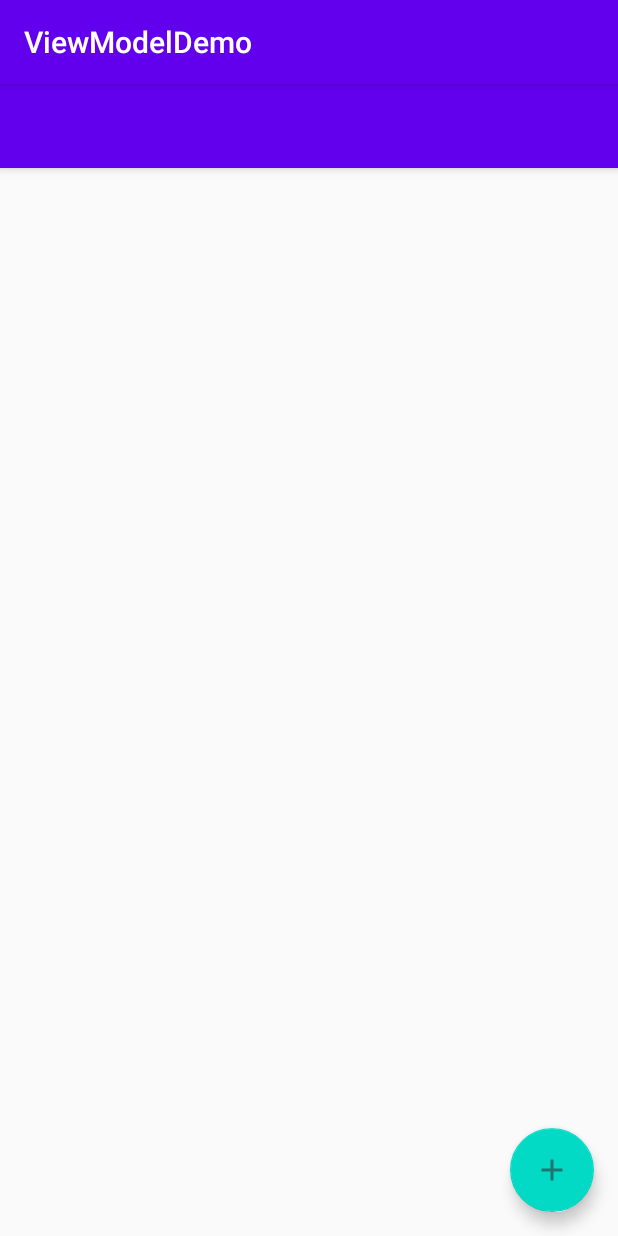
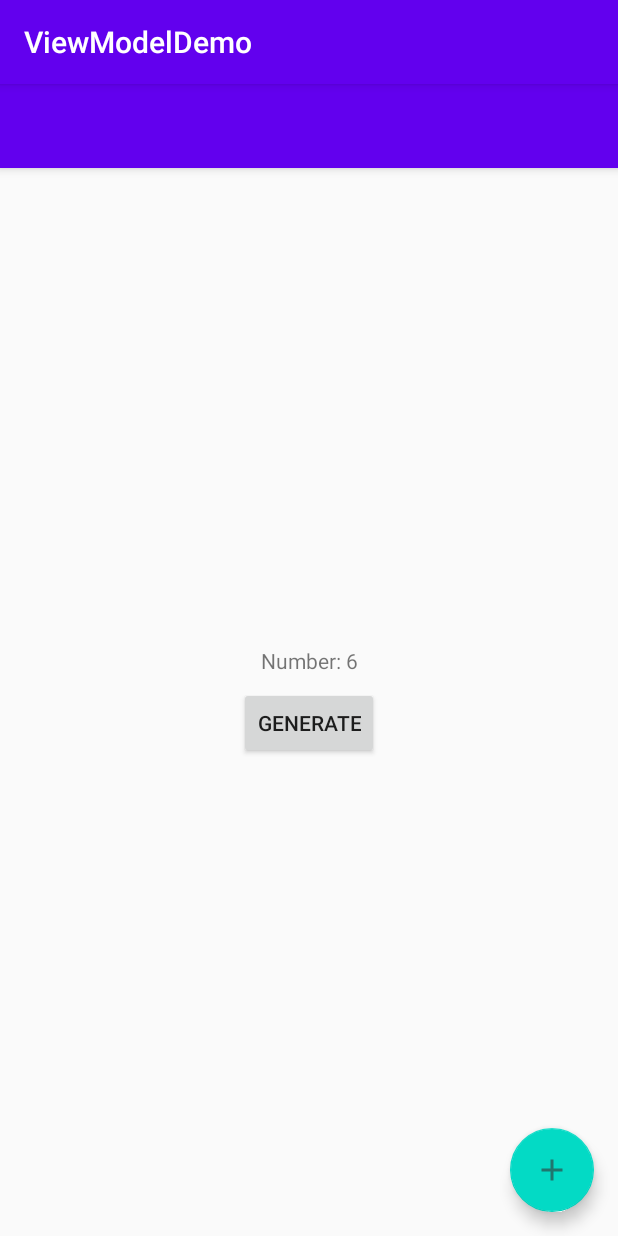
Before and after one commit to JoelKanyi/ViewModel_LiveData_Demo, an Android app: the screen it shows after launch (MainActivity), on a phone screen of 412 x 824 dp. Run offline under Robolectric (Android 15) with nearby library versions, the phone set to English and light mode, and no system bars.

Commit message:
more code on the livedata

```diff
--- a/app/src/main/java/com/kanyideveloper/viewmodeldemo/MainActivity.java
+++ b/app/src/main/java/com/kanyideveloper/viewmodeldemo/MainActivity.java
@@ -1,10 +1,14 @@
 package com.kanyideveloper.viewmodeldemo;
 
 import androidx.appcompat.app.AppCompatActivity;
+import androidx.lifecycle.LiveData;
+import androidx.lifecycle.Observer;
 import androidx.lifecycle.ViewModelProvider;
 
 import android.os.Bundle;
 import android.util.Log;
+import android.view.View;
+import android.widget.Button;
 import android.widget.TextView;
 
 import com.google.android.material.floatingactionbutton.FloatingActionButton;
@@ -12,6 +16,7 @@ import com.google.android.material.floatingactionbutton.FloatingActionButton;
 public class MainActivity extends AppCompatActivity {
 
     private static final String TAG = "MainActivity";
+    private TextView tvNum;
 
     @Override
     protected void onCreate(Bundle savedInstanceState) {
@@ -19,14 +24,29 @@ public class MainActivity extends AppCompatActivity {
         setContentView(R.layout.activity_main);
 
         FloatingActionButton fab = findViewById(R.id.fab);
-        TextView tvNum = findViewById(R.id.tv_num);
+        tvNum = findViewById(R.id.tv_num);
+        Button btn = findViewById(R.id.newNum);
 
         //MainActivityNumberGenerator mainActivityNumberGenerator = new MainActivityNumberGenerator();
 
-        MainActivityViewModel myNum = new ViewModelProvider(this).get(MainActivityViewModel.class);
+        final MainActivityViewModel model = new ViewModelProvider(this).get(MainActivityViewModel.class);
+        LiveData<String> myRandomNum = model.getRandomNumber();
 
-        String myRandomNum = myNum.getRandomNumber();
-        tvNum.setText(myRandomNum);
+        myRandomNum.observe(this, new Observer<String>() {
+            @Override
+            public void onChanged(String s) {
+                tvNum.setText(s);
+                Log.d(TAG, "onChanged: Data updated on the UI");
+            }
+        });
+
+        btn.setOnClickListener(new View.OnClickListener() {
+            @Override
+            public void onClick(View v) {
+                model.createNumber();
+            }
+        });
+
 
         Log.d(TAG, "onCreate: Random number set");
     }
--- a/app/src/main/java/com/kanyideveloper/viewmodeldemo/MainActivityViewModel.java
+++ b/app/src/main/java/com/kanyideveloper/viewmodeldemo/MainActivityViewModel.java
@@ -15,14 +15,14 @@ public class MainActivityViewModel extends ViewModel {
 
 
     public MutableLiveData<String> getRandomNumber(){
-        Log.i(TAG, "getRandomNumber: invoked");
+        Log.i(TAG, "getRandomNumber: returned a random number");
 
         if(randomNumber ==null){
             randomNumber = new MutableLiveData<>();
             createNumber();
         }
 
-        Log.d(TAG, "getRandomNumber: "+randomNumber);
+        //Log.d(TAG, "getRandomNumber: "+randomNumber);
         return randomNumber;
     }
 
@@ -30,7 +30,7 @@ public class MainActivityViewModel extends ViewModel {
     public void createNumber(){
         Random random = new Random();
 
-        Log.i(TAG, "createNumber: invoked");
+        Log.i(TAG, "createNumber: a new number was created");
         randomNumber.setValue("Number: "+ (random.nextInt(10-1)-1));
     }
 
--- a/app/src/main/res/layout/content_main.xml
+++ b/app/src/main/res/layout/content_main.xml
@@ -18,4 +18,14 @@
         app:layout_constraintTop_toTopOf="parent"
         android:gravity="center_horizontal"/>
 
+    <Button
+        android:id="@+id/newNum"
+        android:layout_width="wrap_content"
+        android:layout_height="wrap_content"
+        android:layout_marginTop="8dp"
+        android:text="Generate"
+        app:layout_constraintEnd_toEndOf="parent"
+        app:layout_constraintStart_toStartOf="parent"
+        app:layout_constraintTop_toBottomOf="@+id/tv_num" />
+
 </androidx.constraintlayout.widget.ConstraintLayout>
```
